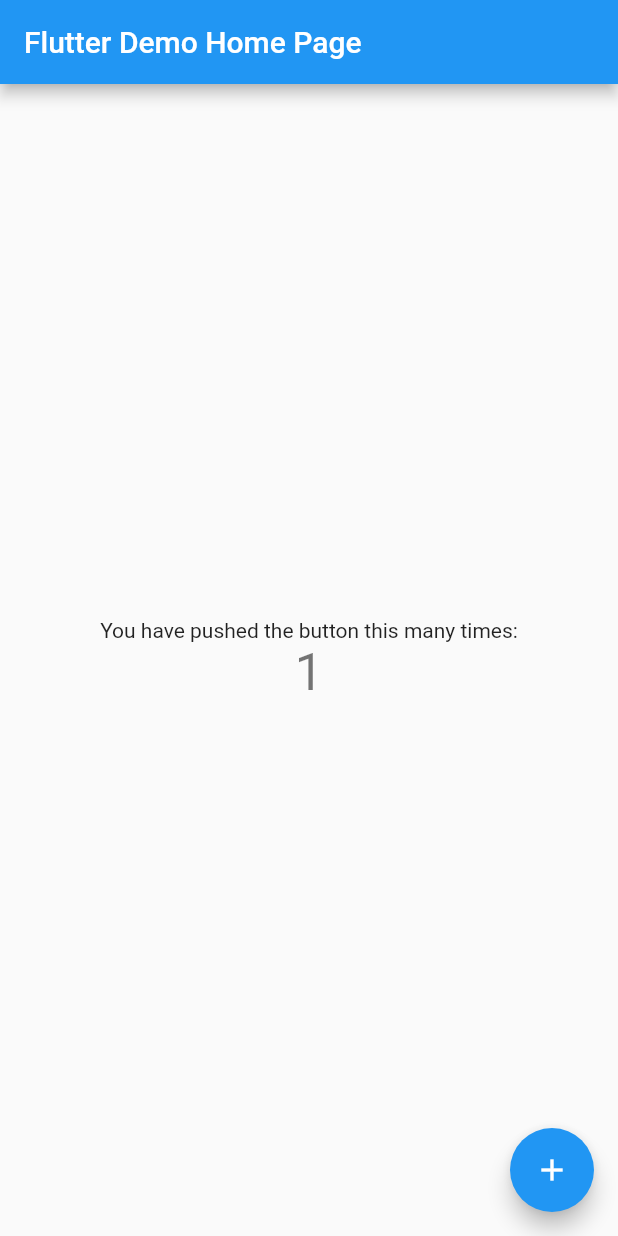
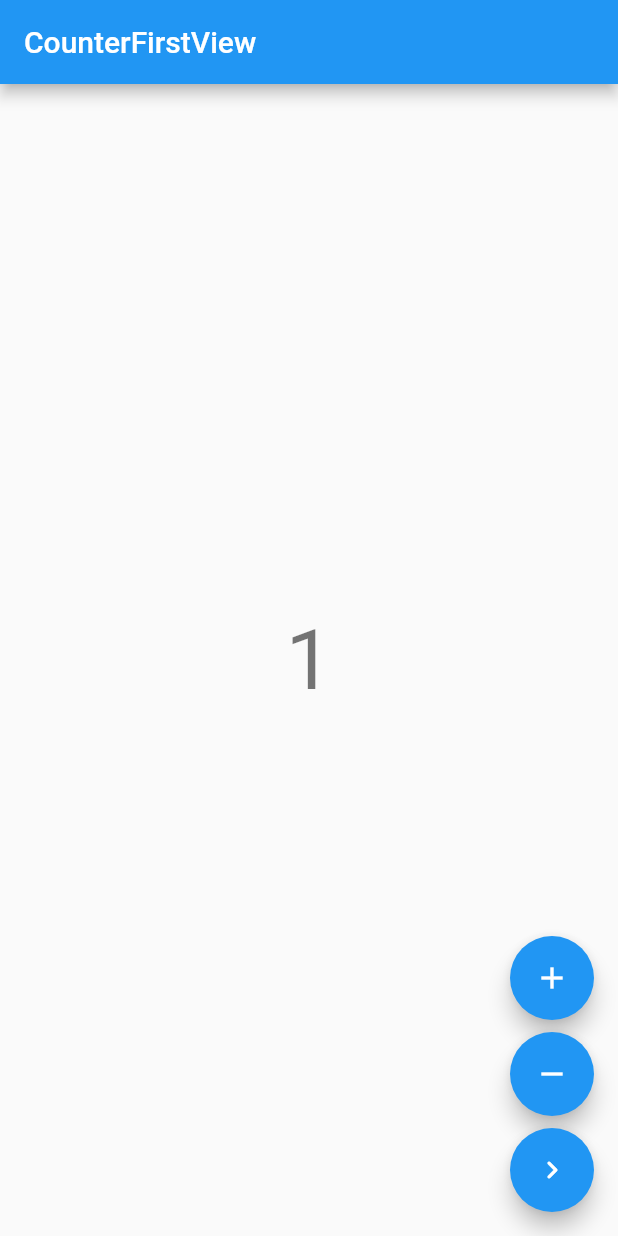
Before and after one commit to chlalstjd430/practice-flutter-bloc-counter, a Flutter app: the screen it shows after launch, after a tap on the "add" icon, on a phone screen of 412 x 824 dp. Run offline on Flutter 3.47's test engine with Material 2 defaults, Android fonts, the light colour scheme and no system bars; our stand-ins replace bloc, flutter_bloc.

Commit message:
complete project

```diff
--- /dev/null
+++ b/lib/counter/cubit/counter_first_cubit.dart
@@ -0,0 +1,8 @@
+import 'package:bloc/bloc.dart';
+
+class CounterFirstCubit extends Cubit<int> {
+  CounterFirstCubit() : super(0);
+
+  void increment() => emit(state + 1);
+  void decrement() => emit(state - 1);
+}
--- a/lib/counter/view/app.dart
+++ b/lib/counter/view/app.dart
@@ -0,0 +1,6 @@
+import 'package:flutter/material.dart';
+import 'package:practive_flutter_bloc/counter/view/counter_first/counter_first_page.dart';
+
+class CounterApp extends MaterialApp {
+  const CounterApp({Key key}) : super(key: key, home: const CounterFirstPage());
+}
--- a/lib/counter/view/counter_first/counter_first_page.dart
+++ b/lib/counter/view/counter_first/counter_first_page.dart
@@ -0,0 +1,16 @@
+import 'package:flutter/material.dart';
+import 'package:flutter_bloc/flutter_bloc.dart';
+import 'package:practive_flutter_bloc/counter/cubit/counter_first_cubit.dart';
+import 'package:practive_flutter_bloc/counter/view/counter_first/counter_first_view.dart';
+
+class CounterFirstPage extends StatelessWidget {
+  const CounterFirstPage({Key key}) : super(key: key);
+
+  @override
+  Widget build(BuildContext context) {
+    return BlocProvider(
+      create: (_) => CounterFirstCubit(),
+      child: CounterFirstView(),
+    );
+  }
+}
--- a/lib/counter/view/counter_first/counter_first_view.dart
+++ b/lib/counter/view/counter_first/counter_first_view.dart
@@ -0,0 +1,57 @@
+import 'package:flutter/material.dart';
+import 'package:flutter/cupertino.dart';
+import 'package:flutter_bloc/flutter_bloc.dart';
+import 'package:practive_flutter_bloc/counter/cubit/counter_first_cubit.dart';
+import 'package:practive_flutter_bloc/counter/view/counter_second/counter_second_page.dart';
+
+class CounterFirstView extends StatelessWidget {
+  @override
+  Widget build(BuildContext context) {
+    print('CounterFirstView build()');
+    final textTheme = Theme.of(context).textTheme;
+
+    return Scaffold(
+      appBar: AppBar(title: const Text('CounterFirstView')),
+      body: Center(
+        child: BlocBuilder<CounterFirstCubit, int>(
+          builder: (context, state) {
+            return Text(
+              '$state',
+              style: textTheme.headline2,
+            );
+          },
+        ),
+      ),
+      floatingActionButton: Column(
+        mainAxisAlignment: MainAxisAlignment.end,
+        crossAxisAlignment: CrossAxisAlignment.end,
+        children: [
+          FloatingActionButton(
+            heroTag: "btn1",
+            child: Icon(Icons.add),
+            onPressed: () => context.read<CounterFirstCubit>().increment(),
+          ),
+          SizedBox(
+            height: 8,
+          ),
+          FloatingActionButton(
+            heroTag: 'btn2',
+            child: Icon(Icons.remove),
+            onPressed: () => context.read<CounterFirstCubit>().decrement(),
+          ),
+          const SizedBox(
+            height: 8,
+          ),
+          FloatingActionButton(
+            heroTag: 'btn3',
+            child: Icon(Icons.navigate_next_rounded),
+            onPressed: () => Navigator.push(
+              context,
+              MaterialPageRoute(builder: (context) => CounterSecondPage()),
+            ),
+          ),
+        ],
+      ),
+    );
+  }
+}
--- a/lib/main.dart
+++ b/lib/main.dart
@@ -1,113 +1,9 @@
+import 'package:bloc/bloc.dart';
 import 'package:flutter/material.dart';
+import 'package:practive_flutter_bloc/counter/observer/counter_observer.dart';
+import 'package:practive_flutter_bloc/counter/view/app.dart';
 
 void main() {
-  runApp(MyApp());
+  Bloc.observer = CounterObserver();
+  runApp(const CounterApp());
 }
-
-class MyApp extends StatelessWidget {
-  // This widget is the root of your application.
-  @override
-  Widget build(BuildContext context) {
-    return MaterialApp(
-      title: 'Flutter Demo',
-      theme: ThemeData(
-        // This is the theme of your application.
-        //
-        // Try running your application with "flutter run". You'll see the
-        // application has a blue toolbar. Then, without quitting the app, try
-        // changing the primarySwatch below to Colors.green and then invoke
-        // "hot reload" (press "r" in the console where you ran "flutter run",
-        // or simply save your changes to "hot reload" in a Flutter IDE).
-        // Notice that the counter didn't reset back to zero; the application
-        // is not restarted.
-        primarySwatch: Colors.blue,
-      ),
-      home: MyHomePage(title: 'Flutter Demo Home Page'),
-    );
-  }
-}
-
-class MyHomePage extends StatefulWidget {
-  MyHomePage({Key key, this.title}) : super(key: key);
-
-  // This widget is the home page of your application. It is stateful, meaning
-  // that it has a State object (defined below) that contains fields that affect
-  // how it looks.
-
-  // This class is the configuration for the state. It holds the values (in this
-  // case the title) provided by the parent (in this case the App widget) and
-  // used by the build method of the State. Fields in a Widget subclass are
-  // always marked "final".
-
-  final String title;
-
-  @override
-  _MyHomePageState createState() => _MyHomePageState();
-}
-
-class _MyHomePageState extends State<MyHomePage> {
-  int _counter = 0;
-
-  void _incrementCounter() {
-    setState(() {
-      // This call to setState tells the Flutter framework that something has
-      // changed in this State, which causes it to rerun the build method below
-      // so that the display can reflect the updated values. If we changed
-      // _counter without calling setState(), then the build method would not be
-      // called again, and so nothing would appear to happen.
-      _counter++;
-    });
-  }
-
-  @override
-  Widget build(BuildContext context) {
-    // This method is rerun every time setState is called, for instance as done
-    // by the _incrementCounter method above.
-    //
-    // The Flutter framework has been optimized to make rerunning build methods
-    // fast, so that you can just rebuild anything that needs updating rather
-    // than having to individually change instances of widgets.
-    return Scaffold(
-      appBar: AppBar(
-        // Here we take the value from the MyHomePage object that was created by
-        // the App.build method, and use it to set our appbar title.
-        title: Text(widget.title),
-      ),
-      body: Center(
-        // Center is a layout widget. It takes a single child and positions it
-        // in the middle of the parent.
-        child: Column(
-          // Column is also a layout widget. It takes a list of children and
-          // arranges them vertically. By default, it sizes itself to fit its
-          // children horizontally, and tries to be as tall as its parent.
-          //
-          // Invoke "debug painting" (press "p" in the console, choose the
-          // "Toggle Debug Paint" action from the Flutter Inspector in Android
-          // Studio, or the "Toggle Debug Paint" command in Visual Studio Code)
-          // to see the wireframe for each widget.
-          //
-          // Column has various properties to control how it sizes itself and
-          // how it positions its children. Here we use mainAxisAlignment to
-          // center the children vertically; the main axis here is the vertical
-          // axis because Columns are vertical (the cross axis would be
-          // horizontal).
-          mainAxisAlignment: MainAxisAlignment.center,
-          children: <Widget>[
-            Text(
-              'You have pushed the button this many times:',
-            ),
-            Text(
-              '$_counter',
-              style: Theme.of(context).textTheme.headline4,
-            ),
-          ],
-        ),
-      ),
-      floatingActionButton: FloatingActionButton(
-        onPressed: _incrementCounter,
-        tooltip: 'Increment',
-        child: Icon(Icons.add),
-      ), // This trailing comma makes auto-formatting nicer for build methods.
-    );
-  }
-}
--- a/pubspec.yaml
+++ b/pubspec.yaml
@@ -23,6 +23,8 @@
 dependencies:
   flutter:
     sdk: flutter
+  bloc: ^6.1.0
+  flutter_bloc: ^6.1.0
 
 
   # The following adds the Cupertino Icons font to your application.
```
Also changed, not shown: lib/counter/cubit/counter_second_cubit.dart (added, +8 -0 lines), lib/counter/observer/counter_observer.dart (added, +12 -0 lines), lib/counter/view/counter_second/counter_second_page.dart (+16 -0 lines), lib/counter/view/counter_second/counter_second_view.dart (+46 -0 lines), pubspec.lock, 1 other file.
